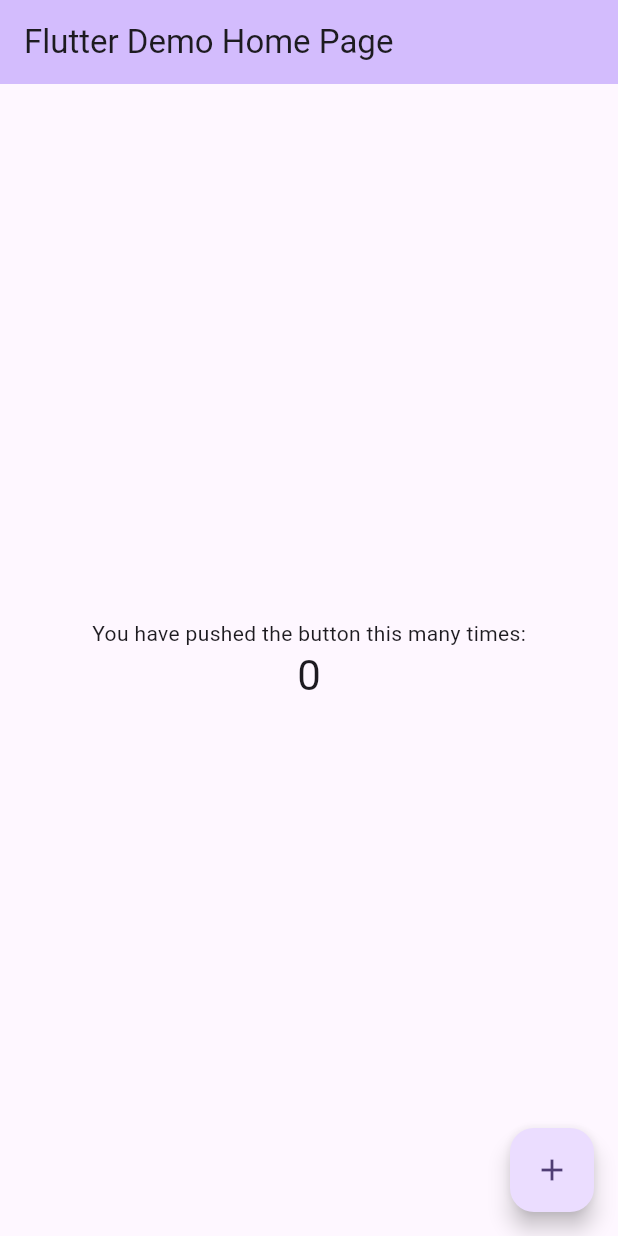
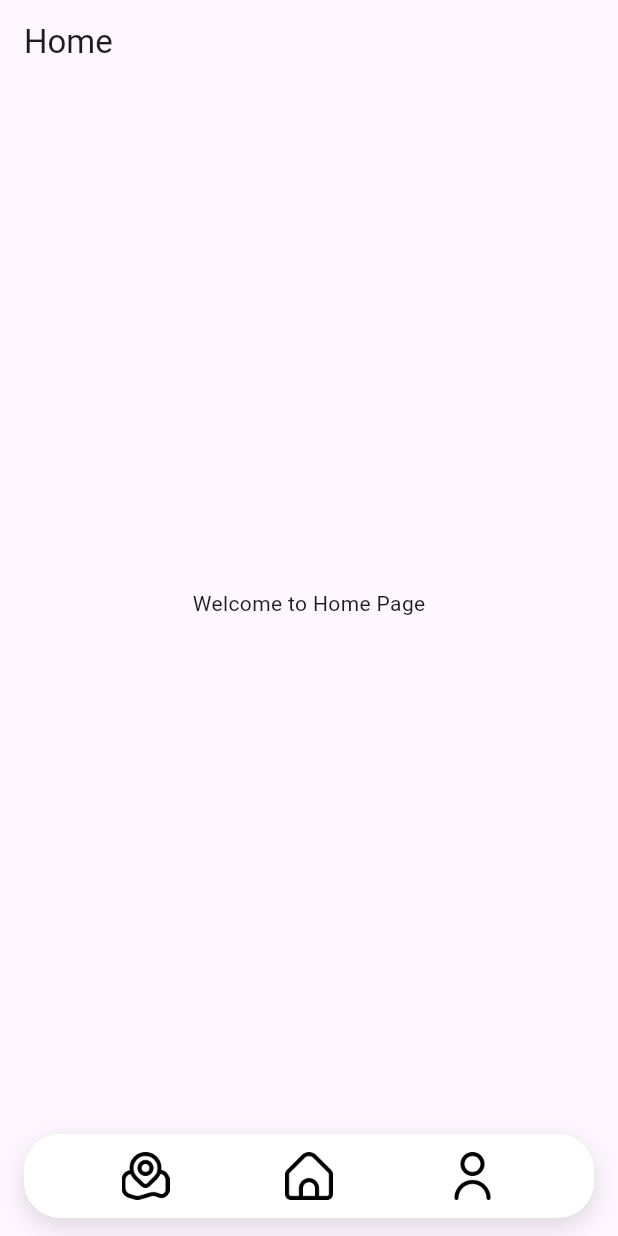
Before and after one commit to s14AP/peerby_intro_mobile, a Flutter app: the screen it shows after launch, on a phone screen of 412 x 824 dp. Run offline on Flutter 3.47's test engine with Material 3 defaults, Android fonts, the phone set to English and light mode, and no system bars.

Commit message:
Add a bottom nav bar with icons and make them size accordingly

```diff
--- a/re_use/lib/main.dart
+++ b/re_use/lib/main.dart
@@ -1,4 +1,5 @@
 import 'package:flutter/material.dart';
+import 'package:re_use/screens/homepage/homepage.dart';
 
 void main() {
   runApp(const MyApp());
@@ -28,9 +29,9 @@ class MyApp extends StatelessWidget {
         //
         // This works for code too, not just values: Most code changes can be
         // tested with just a hot reload.
-        colorScheme: .fromSeed(seedColor: Colors.deepPurple),
+        colorScheme: ColorScheme.fromSeed(seedColor: Colors.deepPurple),
       ),
-      home: const MyHomePage(title: 'Flutter Demo Home Page'),
+      home: const HomePage(),
     );
   }
 }
@@ -102,7 +103,7 @@ class _MyHomePageState extends State<MyHomePage> {
           // TRY THIS: Invoke "debug painting" (choose the "Toggle Debug Paint"
           // action in the IDE, or press "p" in the console), to see the
           // wireframe for each widget.
-          mainAxisAlignment: .center,
+          mainAxisAlignment: MainAxisAlignment.center,
           children: [
             const Text('You have pushed the button this many times:'),
             Text(
--- /dev/null
+++ b/re_use/lib/screens/homepage/homepage.dart
@@ -0,0 +1,76 @@
+import 'package:flutter/material.dart';
+
+class HomePage extends StatelessWidget {
+  const HomePage({super.key});
+
+  @override
+  Widget build(BuildContext context) {
+    return Scaffold(
+      appBar: AppBar(title: const Text('Home')),
+      body: const Center(child: Text('Welcome to Home Page')),
+      bottomNavigationBar: SafeArea(
+        top: false,
+        child: Padding(
+          padding: const EdgeInsets.fromLTRB(16, 8, 16, 12),
+          child: Container(
+            decoration: BoxDecoration(
+              color: Colors.white,
+              borderRadius: BorderRadius.circular(24),
+              boxShadow: const <BoxShadow>[
+                BoxShadow(
+                  color: Color(0x22000000),
+                  blurRadius: 14,
+                  offset: Offset(0, 6),
+                ),
+              ],
+            ),
+            child: Row(
+              mainAxisAlignment: MainAxisAlignment.spaceEvenly,
+              children: <Widget>[
+                _NavIconButton(
+                  assetPath: 'assets/navBar/map.png',
+                  onTap: () {},
+                ),
+                _NavIconButton(
+                  assetPath: 'assets/navBar/home.png',
+                  onTap: () {},
+                ),
+                _NavIconButton(
+                  assetPath: 'assets/navBar/user.png',
+                  onTap: () {},
+                ),
+              ],
+            ),
+          ),
+        ),
+      ),
+    );
+  }
+}
+
+class _NavIconButton extends StatelessWidget {
+  const _NavIconButton({required this.assetPath, required this.onTap});
+
+  final String assetPath;
+  final VoidCallback onTap;
+
+  @override
+  Widget build(BuildContext context) {
+    return GestureDetector(
+      behavior: HitTestBehavior.opaque,
+      onTap: onTap,
+      child: SizedBox(
+        width: 56,
+        height: 56,
+        child: Center(
+          child: Image.asset(
+            assetPath,
+            width: 32,
+            height: 32,
+            fit: BoxFit.contain,
+          ),
+        ),
+      ),
+    );
+  }
+}
```
Also changed, not shown: re_use/pubspec.yaml (+3 -5 lines), re_use/assets/navBar/2.0x/home.png (added), re_use/assets/navBar/2.0x/map.png (added), re_use/assets/navBar/2.0x/user.png (added), re_use/assets/navBar/4.0x/home.png (added), re_use/assets/navBar/4.0x/map.png (added), re_use/assets/navBar/4.0x/user.png (added), re_use/assets/navBar/home.png (added), re_use/assets/navBar/map.png (added), re_use/assets/navBar/user.png (added).
